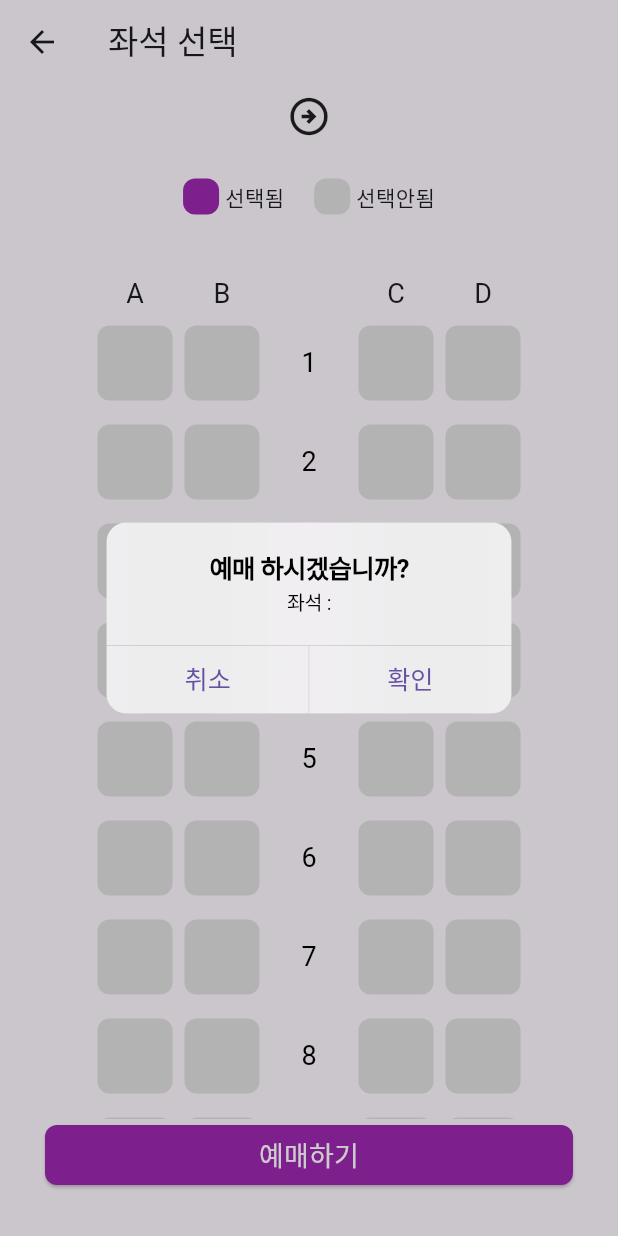
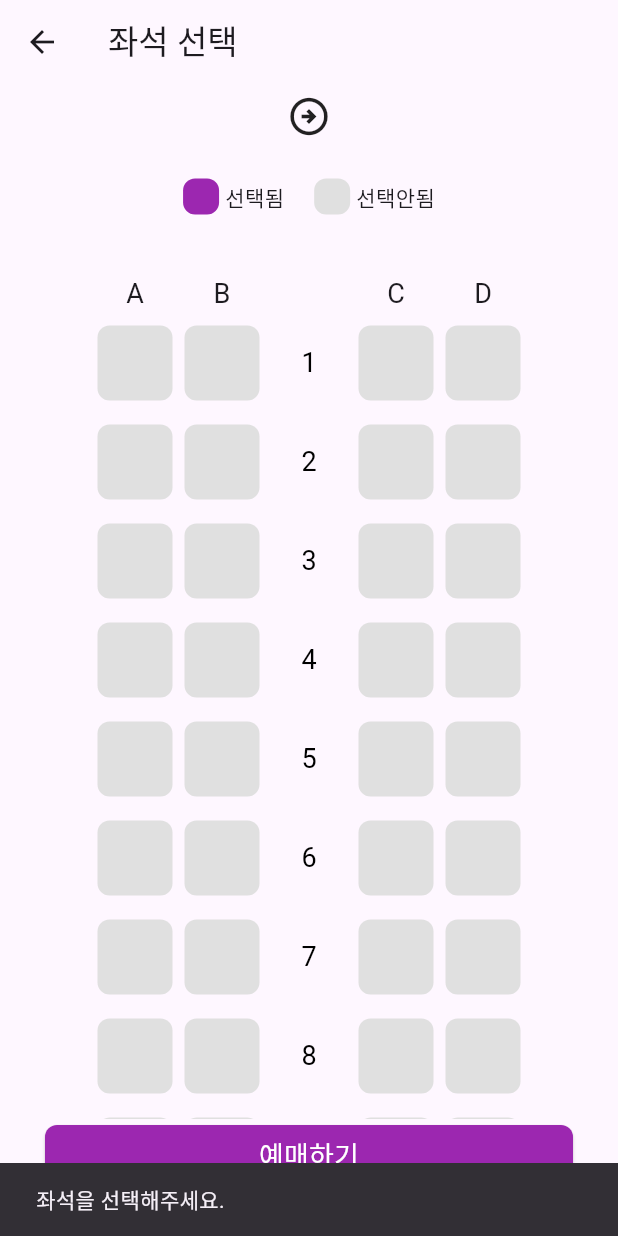
Before and after one commit to chldltkrz/flutter_train_app, a Flutter app: the SeatPage screen opened directly with empty values, after a tap on "예매하기", on a phone screen of 412 x 824 dp. Run offline on Flutter 3.47's test engine with Material 3 defaults, Android fonts, the phone set to English and light mode, and no system bars.

Commit message:
added already selected seat feature

```diff
--- a/lib/pages/seat_page/seat_page.dart
+++ b/lib/pages/seat_page/seat_page.dart
@@ -16,6 +16,7 @@ class SeatPage extends StatefulWidget {
 class _SeatPageState extends State<SeatPage> {
   String departure;
   String destination;
+
   _SeatPageState(this.destination, this.departure);
 
   List<String> seatInfo = [];
--- a/lib/pages/seat_page/widgets/seat_button.dart
+++ b/lib/pages/seat_page/widgets/seat_button.dart
@@ -18,7 +18,12 @@ class SeatButton extends StatelessWidget {
               ),
             ),
             onPressed: () {
-              showCupertinoDialog(
+              seatInfo.length == 0
+                  ? ScaffoldMessenger.of(context).showSnackBar(SnackBar(
+                      content: Text('좌석을 선택해주세요.'),
+                      duration: Duration(seconds: 2),
+                    ))
+                  : showCupertinoDialog(
                       context: context,
                       builder: (context) {
                         return CupertinoAlertDialog(
@@ -36,7 +41,8 @@ class SeatButton extends StatelessWidget {
                               onPressed: () {
                                 Navigator.pop(context);
                                 Navigator.of(context).pop();
-                            ScaffoldMessenger.of(context).showSnackBar(SnackBar(
+                                ScaffoldMessenger.of(context)
+                                    .showSnackBar(SnackBar(
                                   content: Center(
                                     child: Text(
                                       '예약이 확정되었습니다.',
--- a/lib/pages/seat_page/widgets/seats.dart
+++ b/lib/pages/seat_page/widgets/seats.dart
@@ -35,6 +35,13 @@ class _SeatsState extends State<Seats> {
       padding: const EdgeInsets.symmetric(horizontal: 4, vertical: 8),
       child: GestureDetector(
         onTap: () {
+          if (selectedSeat.contains(seatInfo)) {
+            ScaffoldMessenger.of(context).showSnackBar(SnackBar(
+              content: Text('이미 선택된 좌석입니다.'),
+              duration: Duration(seconds: 2),
+            ));
+            return;
+          }
           setState(() {
             isSelected = !isSelected;
             if (isSelected) {
```
Lines whose indentation alone changed are shown as unchanged.
